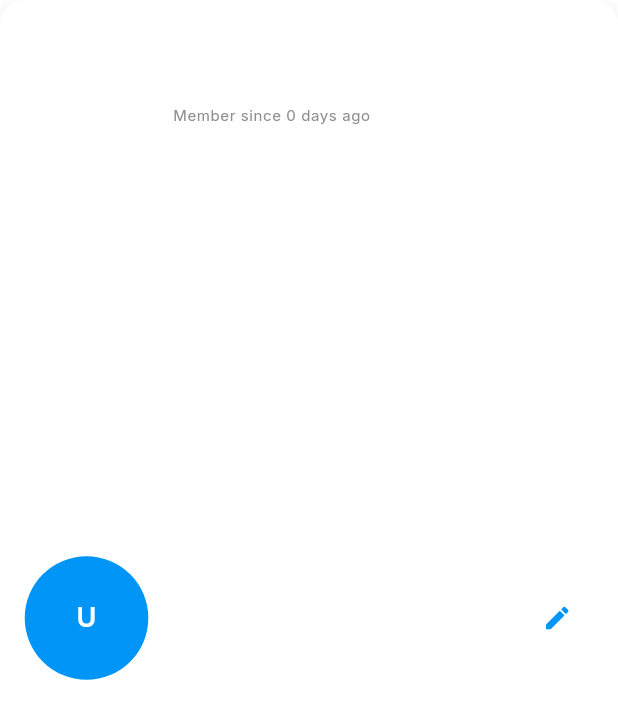
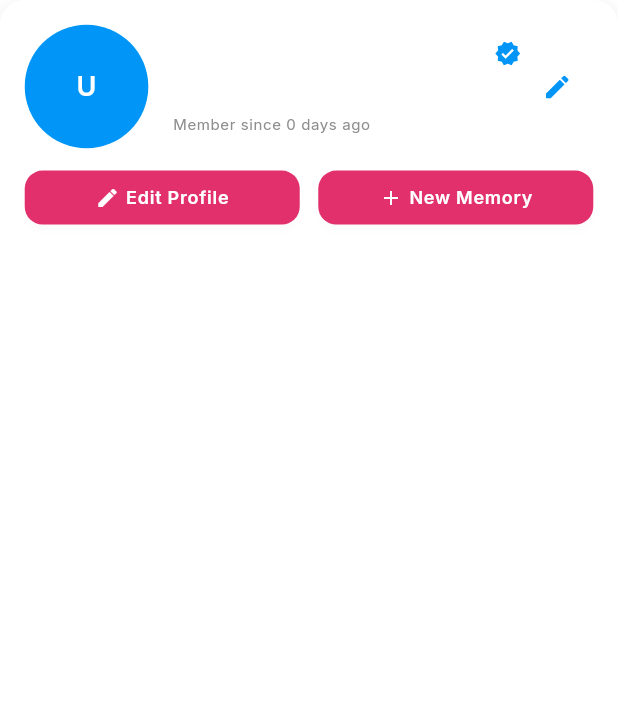
Before and after one commit to bobmwiti-dev/zuru-app, a Flutter app: the ProfileHeaderWidget widget shown alone on an empty page, opened directly with empty values, on a phone screen of 412 x 824 dp. Shown: the top 719 px of the screen. Run offline on Flutter 3.47's test engine with Material 3 defaults, Android fonts, the phone set to English and light mode, and no system bars; our stand-ins replace cached_network_image, camera, cloud_firestore, connectivity_plus, equatable, firebase_analytics and 25 more; missing offline and left inert: record; accounts and stored records are empty.

Commit message:
feat(profile): enhance profile header and recent memories widgets

```diff
--- a/lib/presentation/screens/profile_screen/widgets/profile_header_widget.dart
+++ b/lib/presentation/screens/profile_screen/widgets/profile_header_widget.dart
@@ -1,18 +1,28 @@
 import 'package:flutter/material.dart';
+import 'package:flutter_riverpod/flutter_riverpod.dart';
 import 'package:sizer/sizer.dart';
 
 import '../../../../core/app_export.dart';
+import '../../../../app/di/injector.dart' show userRepositoryProvider;
+import '../../../../data/models/user_model.dart';
 import '../../../../domain/models/auth_user.dart';
 
 /// Profile Header Widget - Displays user avatar, name, and basic info
-class ProfileHeaderWidget extends StatelessWidget {
+class ProfileHeaderWidget extends ConsumerWidget {
   final AuthUser user;
 
   const ProfileHeaderWidget({super.key, required this.user});
 
   @override
-  Widget build(BuildContext context) {
+  Widget build(BuildContext context, WidgetRef ref) {
     final theme = Theme.of(context);
+    final userRepository = ref.watch(userRepositoryProvider);
+
+    return FutureBuilder<UserModel?>(
+      future: userRepository.getUserProfile(user.id),
+      builder: (context, snapshot) {
+        final profile = snapshot.data;
+        final bio = (profile?.bio ?? '').trim();
 
         return Container(
           padding: EdgeInsets.all(4.w),
@@ -27,9 +37,11 @@ class ProfileHeaderWidget extends StatelessWidget {
               ),
             ],
           ),
-      child: Row(
+          child: Column(
+            crossAxisAlignment: CrossAxisAlignment.start,
             children: [
-          // Avatar
+              Row(
+                children: [
                   Container(
                     width: 20.w,
                     height: 20.w,
@@ -47,28 +59,32 @@ class ProfileHeaderWidget extends StatelessWidget {
                       ),
                     ),
                   ),
-
                   SizedBox(width: 4.w),
-
-          // User Info
                   Expanded(
                     child: Column(
                       crossAxisAlignment: CrossAxisAlignment.start,
                       children: [
-                // Name
-                Text(
+                        Row(
+                          children: [
+                            Expanded(
+                              child: Text(
                                 user.name ?? 'User',
                                 style: theme.textTheme.titleLarge?.copyWith(
-                    fontWeight: FontWeight.w600,
+                                  fontWeight: FontWeight.w700,
                                   color: theme.colorScheme.onSurface,
                                 ),
                                 maxLines: 1,
                                 overflow: TextOverflow.ellipsis,
                               ),
-
+                            ),
+                            CustomIconWidget(
+                              iconName: 'verified',
+                              color: theme.colorScheme.primary,
+                              size: 18,
+                            ),
+                          ],
+                        ),
                         SizedBox(height: 0.5.h),
-
-                // Email
                         Text(
                           user.email,
                           style: theme.textTheme.bodyMedium?.copyWith(
@@ -77,10 +93,7 @@ class ProfileHeaderWidget extends StatelessWidget {
                           maxLines: 1,
                           overflow: TextOverflow.ellipsis,
                         ),
-
-                SizedBox(height: 0.5.h),
-
-                // Join Date
+                        SizedBox(height: 0.4.h),
                         Text(
                           'Member since ${_formatJoinDate(user.createdAt)}',
                           style: theme.textTheme.bodySmall?.copyWith(
@@ -90,8 +103,6 @@ class ProfileHeaderWidget extends StatelessWidget {
                       ],
                     ),
                   ),
-
-          // Edit Button
                   IconButton(
                     onPressed: () => _editProfile(context),
                     icon: CustomIconWidget(
@@ -103,6 +114,64 @@ class ProfileHeaderWidget extends StatelessWidget {
                   ),
                 ],
               ),
+              if (snapshot.connectionState == ConnectionState.waiting)
+                Padding(
+                  padding: EdgeInsets.only(top: 1.4.h),
+                  child: Container(
+                    height: 12,
+                    width: double.infinity,
+                    decoration: BoxDecoration(
+                      color: theme.colorScheme.surfaceContainerHighest.withValues(alpha: 0.35),
+                      borderRadius: BorderRadius.circular(8),
+                    ),
+                  ),
+                )
+              else if (bio.isNotEmpty)
+                Padding(
+                  padding: EdgeInsets.only(top: 1.4.h),
+                  child: Text(
+                    bio,
+                    style: theme.textTheme.bodyMedium?.copyWith(
+                      color: theme.colorScheme.onSurface,
+                      height: 1.2,
+                    ),
+                    maxLines: 3,
+                    overflow: TextOverflow.ellipsis,
+                  ),
+                ),
+              SizedBox(height: 1.8.h),
+              Row(
+                children: [
+                  Expanded(
+                    child: CustomButton(
+                      text: 'Edit Profile',
+                      onPressed: () => _editProfile(context),
+                      variant: CustomButtonVariant.secondary,
+                      size: CustomButtonSize.small,
+                      leadingIcon: 'edit',
+                      isFullWidth: true,
+                    ),
+                  ),
+                  SizedBox(width: 3.w),
+                  Expanded(
+                    child: CustomButton(
+                      text: 'New Memory',
+                      onPressed: () => Navigator.pushNamed(
+                        context,
+                        AppRoutes.addJournal,
+                      ),
+                      variant: CustomButtonVariant.secondary,
+                      size: CustomButtonSize.small,
+                      leadingIcon: 'add',
+                      isFullWidth: true,
+                    ),
+                  ),
+                ],
+              ),
+            ],
+          ),
+        );
+      },
     );
   }
 
--- a/lib/presentation/screens/profile_screen/widgets/recent_memories_widget.dart
+++ b/lib/presentation/screens/profile_screen/widgets/recent_memories_widget.dart
@@ -242,7 +242,7 @@ class RecentMemoriesWidget extends ConsumerWidget {
     final theme = Theme.of(context);
 
     return InkWell(
-      onTap: () => _openMemoryDetail(context, journal.id!),
+      onTap: () => _openMemoryDetail(context, journal),
       borderRadius: BorderRadius.circular(12),
       child: Container(
         padding: EdgeInsets.all(3.w),
@@ -376,12 +376,11 @@ class RecentMemoriesWidget extends ConsumerWidget {
     Navigator.pushNamed(context, '/memory-feed-screen');
   }
 
-  void _openMemoryDetail(BuildContext context, String memoryId) {
-    // Navigate to journal detail screen
+  void _openMemoryDetail(BuildContext context, JournalModel journal) {
     Navigator.pushNamed(
       context,
       '/journal-detail-screen',
-      arguments: {'memoryId': memoryId},
+      arguments: journal,
     );
   }
 
```
Lines whose indentation alone changed are shown as unchanged.
